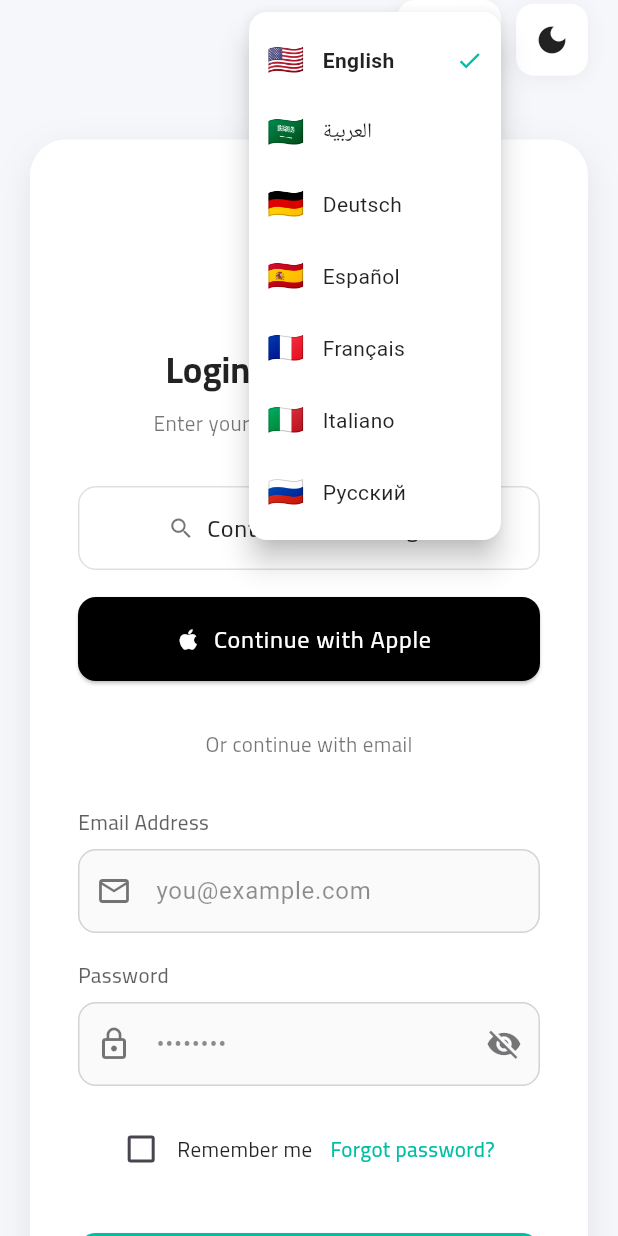
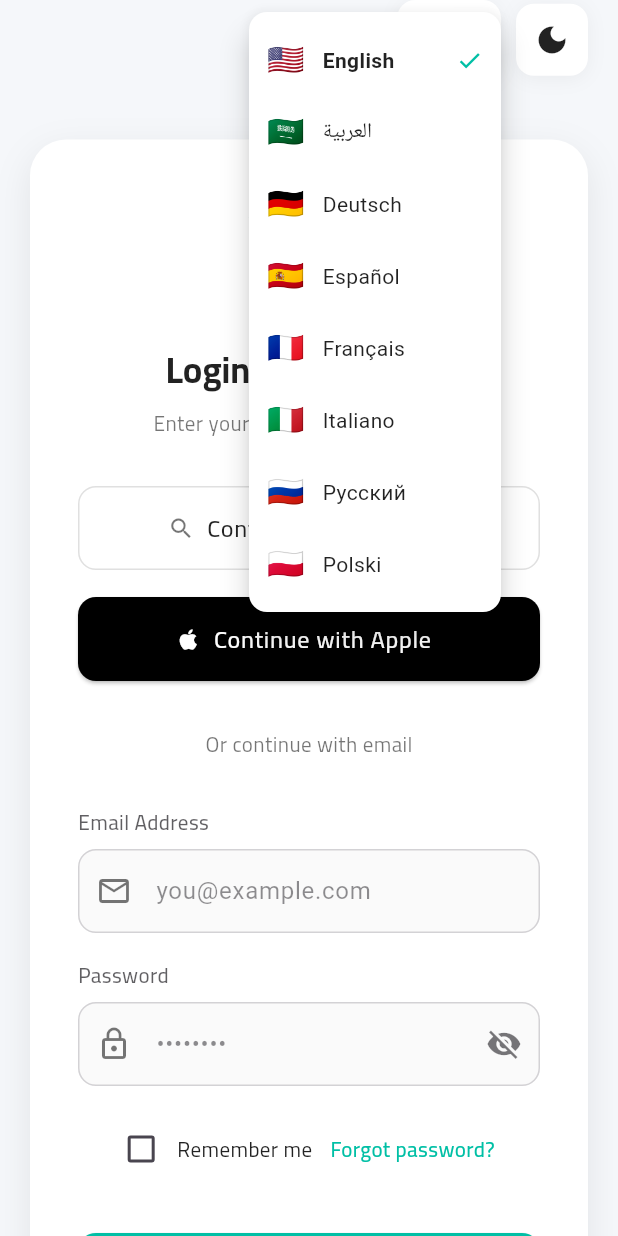
Before and after one commit to Ali-2001-Eg/travel_agencies, a Flutter app: the screen it shows after launch, after a tap on "🇺🇸", on a phone screen of 412 x 824 dp. Run offline on Flutter 3.47's test engine with Material 3 defaults, Android fonts, the phone set to English and light mode, and no system bars; our stand-ins replace cached_network_image, connectivity_plus, dio, easy_localization, equatable, firebase_core and 13 more; accounts and stored records are empty; statements that could not run were skipped.

Commit message:
feat(i18n): Add Polish language support

```diff
--- a/lib/core/enum/app_locale.dart
+++ b/lib/core/enum/app_locale.dart
@@ -7,7 +7,9 @@ enum AppLocale {
   spanish('es', 'Español', '🇪🇸'),
   french('fr', 'Français', '🇫🇷'),
   italian('it', 'Italiano', '🇮🇹'),
-  russian('ru', 'Русский', '🇷🇺');
+
+  russian('ru', 'Русский', '🇷🇺'),
+  polish('pl', 'Polski', '🇵🇱');
 
   const AppLocale(this.code, this.name, this.flag);
 
--- a/lib/core/localization/locales.dart
+++ b/lib/core/localization/locales.dart
@@ -8,6 +8,7 @@ abstract interface class Locales {
   static const Locale spanish = Locale('es');
   static const Locale italian = Locale('it');
   static const Locale russian = Locale('ru');
+  static const Locale polish = Locale('pl');
 
   /// List of all supported locales
   static const List<Locale> all = [
@@ -18,5 +19,6 @@ abstract interface class Locales {
     spanish,
     italian,
     russian,
+    polish,
   ];
 }
--- a/lib/core/localization/translation_service.dart
+++ b/lib/core/localization/translation_service.dart
@@ -43,6 +43,8 @@ abstract interface class LocalizationService {
         return Locales.italian;
       case 'ru':
         return Locales.russian;
+      case 'pl':
+        return Locales.polish;
       case 'en':
       default:
         return Locales.english;
```
Also changed, not shown: lib/core/localization/codegen_loader.g.dart, 1 other file.
